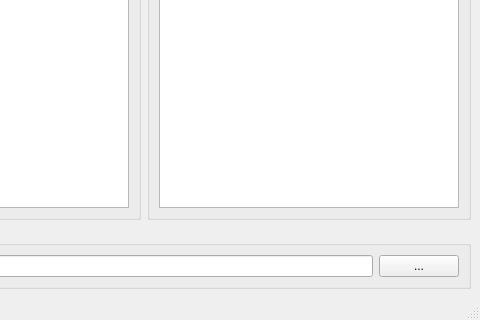
Qt form ui/qtDesigner/mainWindow.ui (DennisSentler/kwsCoach) before a commit; both pictures show x 646 to 1126 and y 451 to 771 of the 1126 by 771 pixel window.
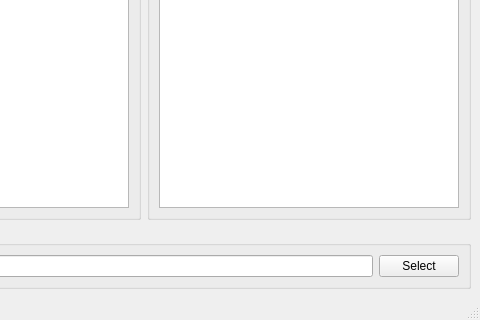
The same form after that commit.

What changed in the file:
```diff
--- a/ui/qtDesigner/mainWindow.ui
+++ b/ui/qtDesigner/mainWindow.ui
@@ -331,7 +331,7 @@
          <item row="0" column="2">
           <widget class="QPushButton" name="select_path_button">
            <property name="text">
-            <string>...</string>
+            <string>Select</string>
            </property>
           </widget>
          </item>
```
Left out of the diff: 17 changed lines with no effect on the pictures.
